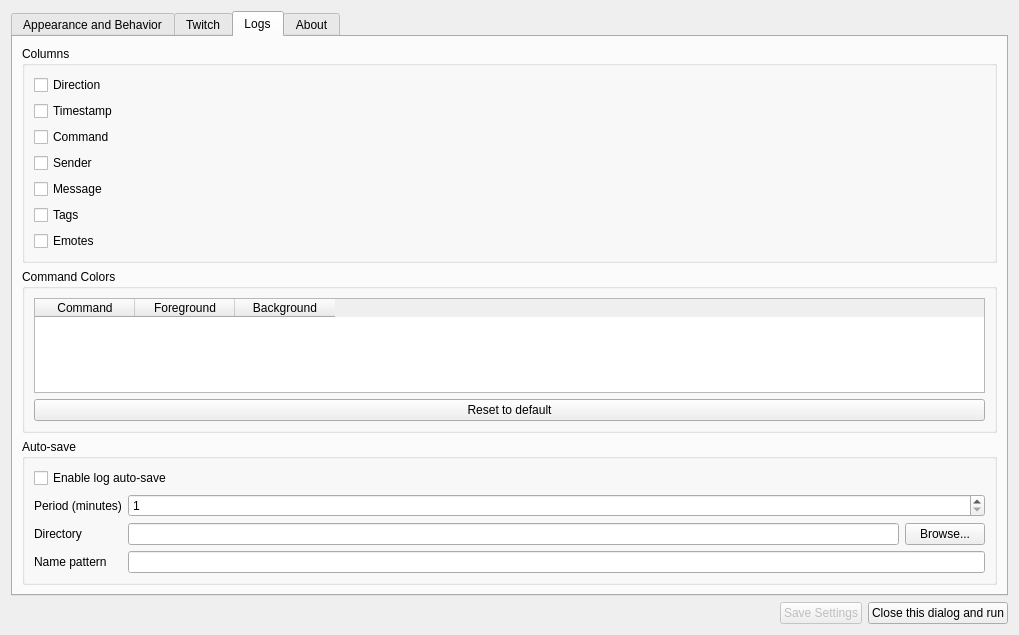
xiluembo/atsumari, file setupwidget.ui: the form before one commit.
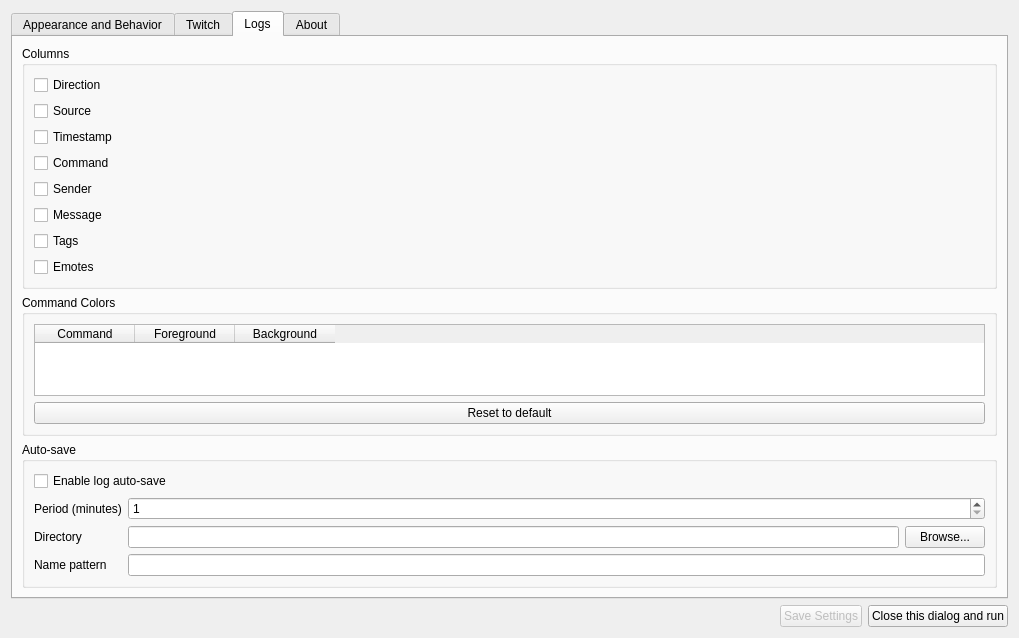
The form after the commit. The open tabs and pages were chosen to show the change. Icons and pictures are not drawn.

Commit message: Make Source column visibility configurable with migration

```diff
--- a/setupwidget.ui
+++ b/setupwidget.ui
@@ -1101,6 +1101,13 @@
             </property>
            </widget>
           </item>
+          <item>
+           <widget class="QCheckBox" name="chkSource">
+            <property name="text">
+             <string>Source</string>
+            </property>
+           </widget>
+          </item>
           <item>
            <widget class="QCheckBox" name="chkTimestamp">
             <property name="text">
```
Left out of the diff: 1 changed line with no effect on the pictures. The commit also changes 3 other files.
